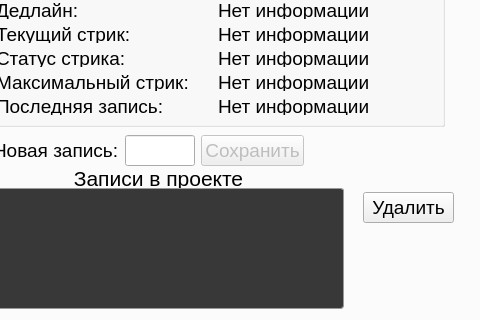
Qt form UI template/main_window.ui (nevskyforever/nfprogress) before a commit; both pictures show x 247 to 727 and y 326 to 646 of the 727 by 646 pixel window.
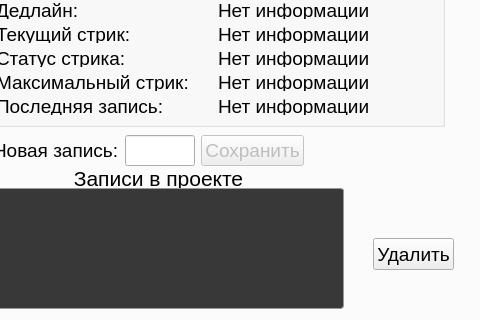
The same form after that commit.

Commit message: Добавлена фильтрация проектов по статусу

What changed in the file:
```diff
--- a/UI template/main_window.ui
+++ b/UI template/main_window.ui
@@ -487,24 +487,18 @@
 }</string>
         </property>
        </widget>
-       <widget class="QWidget" name="note_buttons" native="true">
+       <widget class="QPushButton" name="delete_note">
         <property name="geometry">
          <rect>
-          <x>380</x>
-          <y>69</y>
-          <width>91</width>
-          <height>101</height>
+          <x>390</x>
+          <y>150</y>
+          <width>81</width>
+          <height>32</height>
          </rect>
         </property>
-        <layout class="QVBoxLayout" name="verticalLayout">
-         <item>
-          <widget class="QPushButton" name="delete_note">
            <property name="text">
             <string>Удалить</string>
            </property>
-          </widget>
-         </item>
-        </layout>
        </widget>
       </widget>
       <zorder>note_widget</zorder>
```
Lines whose indentation alone changed are shown as unchanged. The commit also changes 2 other files.
